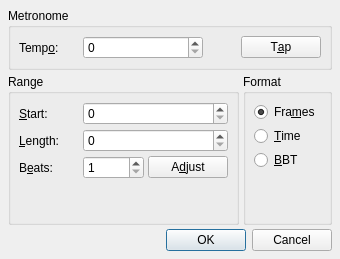
Old version of the form src/qtractorTempoAdjustForm.ui in the repository rncbc/qtractor.
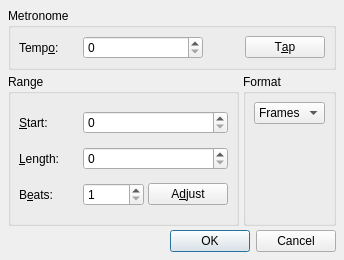
New version of the form. Icons and pictures are not drawn. Custom widgets are drawn as their Qt base class.

Commit message: - Time display format (frames, clock-time or BBT) may now be   changed from the context-menu on any time entry spin-box.   (EXPERIMENTAL)

The edit to the form file:
```diff
--- a/src/qtractorTempoAdjustForm.ui
+++ b/src/qtractorTempoAdjustForm.ui
@@ -27,7 +27,7 @@
     <x>0</x>
     <y>0</y>
     <width>340</width>
-    <height>259</height>
+    <height>260</height>
    </rect>
   </property>
   <property name="focusPolicy">
@@ -103,36 +103,7 @@
      <property name="title">
       <string>Range</string>
      </property>
-	 <layout class="QGridLayout">
-      <item row="0" column="0">
-       <widget class="QLabel" name="RangeStartTextLabel">
-        <property name="minimumSize">
-         <size>
-          <width>60</width>
-          <height>0</height>
-         </size>
-        </property>
-        <property name="text">
-         <string>&amp;Start:</string>
-        </property>
-        <property name="buddy">
-         <cstring>RangeStartSpinBox</cstring>
-        </property>
-       </widget>
-      </item>
-      <item row="0" column="1" colspan="2">
-       <widget class="qtractorTimeSpinBox" name="RangeStartSpinBox">
-        <property name="minimumSize">
-         <size>
-          <width>120</width>
-          <height>0</height>
-         </size>
-        </property>
-        <property name="toolTip">
-         <string>Range start</string>
-        </property>
-       </widget>
-      </item>
+     <layout class="QGridLayout">
       <item row="1" column="0">
        <widget class="QLabel" name="RangeLengthTextLabel">
         <property name="minimumSize">
@@ -149,35 +120,6 @@
         </property>
        </widget>
       </item>
-      <item row="1" column="1" colspan="2">
-       <widget class="qtractorTimeSpinBox" name="RangeLengthSpinBox">
-        <property name="minimumSize">
-         <size>
-          <width>120</width>
-          <height>0</height>
-         </size>
-        </property>
-        <property name="toolTip">
-         <string>Range length</string>
-        </property>
-       </widget>
-      </item>
-      <item row="2" column="0">
-       <widget class="QLabel" name="RangeBeatsTextLabel">
-        <property name="minimumSize">
-         <size>
-          <width>60</width>
-          <height>0</height>
-         </size>
-        </property>
-        <property name="text">
-         <string>B&amp;eats:</string>
-        </property>
-        <property name="buddy">
-         <cstring>RangeLengthSpinBox</cstring>
-        </property>
-       </widget>
-      </item>
       <item row="2" column="1">
        <widget class="QSpinBox" name="RangeBeatsSpinBox">
         <property name="toolTip">
@@ -198,18 +140,63 @@
         </property>
        </widget>
       </item>
-      <item row="3" column="0" colspan="3">
-       <spacer>
-        <property name="orientation">
-         <enum>Qt::Vertical</enum>
+      <item row="0" column="0">
+       <widget class="QLabel" name="RangeStartTextLabel">
+        <property name="minimumSize">
+         <size>
+          <width>60</width>
+          <height>0</height>
+         </size>
         </property>
-        <property name="sizeHint" stdset="0">
+        <property name="text">
+         <string>&amp;Start:</string>
+        </property>
+        <property name="buddy">
+         <cstring>RangeStartSpinBox</cstring>
+        </property>
+       </widget>
+      </item>
+      <item row="2" column="0">
+       <widget class="QLabel" name="RangeBeatsTextLabel">
+        <property name="minimumSize">
          <size>
-          <width>20</width>
-          <height>20</height>
+          <width>60</width>
+          <height>0</height>
          </size>
         </property>
-       </spacer>
+        <property name="text">
+         <string>B&amp;eats:</string>
+        </property>
+        <property name="buddy">
+         <cstring>RangeLengthSpinBox</cstring>
+        </property>
+       </widget>
+      </item>
+      <item row="1" column="1" colspan="2">
+       <widget class="qtractorTimeSpinBox" name="RangeLengthSpinBox">
+        <property name="minimumSize">
+         <size>
+          <width>120</width>
+          <height>0</height>
+         </size>
+        </property>
+        <property name="toolTip">
+         <string>Range length</string>
+        </property>
+       </widget>
+      </item>
+      <item row="0" column="1" colspan="2">
+       <widget class="qtractorTimeSpinBox" name="RangeStartSpinBox">
+        <property name="minimumSize">
+         <size>
+          <width>120</width>
+          <height>0</height>
+         </size>
+        </property>
+        <property name="toolTip">
+         <string>Range start</string>
+        </property>
+       </widget>
       </item>
      </layout>
     </widget>
@@ -219,54 +206,43 @@
      <property name="title">
       <string>Format</string>
      </property>
-     <layout class="QVBoxLayout">
-      <item>
-       <widget class="QRadioButton" name="FramesRadioButton">
+    <layout class="QVBoxLayout">
+     <item>
+      <widget class="QComboBox" name="FormatComboBox">
         <property name="toolTip">
+         <string>Time display format</string>
+        </property>
+        <item>
+        <property name="text">
          <string>Frames</string>
         </property>
+        </item>
+        <item>
         <property name="text">
-         <string>Fra&amp;mes</string>
+         <string>Time</string>
         </property>
-        <property name="checked">
-         <bool>true</bool>
-        </property>
-       </widget>
-      </item>
-      <item>
-       <widget class="QRadioButton" name="TimeRadioButton">
-        <property name="toolTip">
-         <string>Time (hh:mm:ss.zzz)</string>
-        </property>
+        </item>
+        <item>
         <property name="text">
-         <string>&amp;Time</string>
+         <string>BBT</string>
         </property>
-       </widget>
-      </item>
-      <item>
-       <widget class="QRadioButton" name="BbtRadioButton">
-        <property name="toolTip">
-         <string>BBT (bars.beats.ticks)</string>
-        </property>
-        <property name="text">
-         <string>&amp;BBT</string>
-        </property>
-       </widget>
-      </item>
-      <item>
-       <spacer>
+        </item>
+      </widget>
+     </item>
+     <item>
+      <spacer>
         <property name="orientation">
          <enum>Qt::Vertical</enum>
         </property>
-        <property name="sizeHint" stdset="0">
-         <size>
-          <width>20</width>
-          <height>20</height>
-         </size>
+        <property name="sizeHint">
+        <size>
+         <width>20</width>
+         <height>20</height>
+        </size>
         </property>
-       </spacer>
-      </item>
-     </layout>
+      </spacer>
+     </item>
+    </layout>
     </widget>
    </item>
    <item row="2" column="0" colspan="2">
```
Left out of the diff: 8 changed lines with no effect on the pictures. The commit also changes 29 other files.
